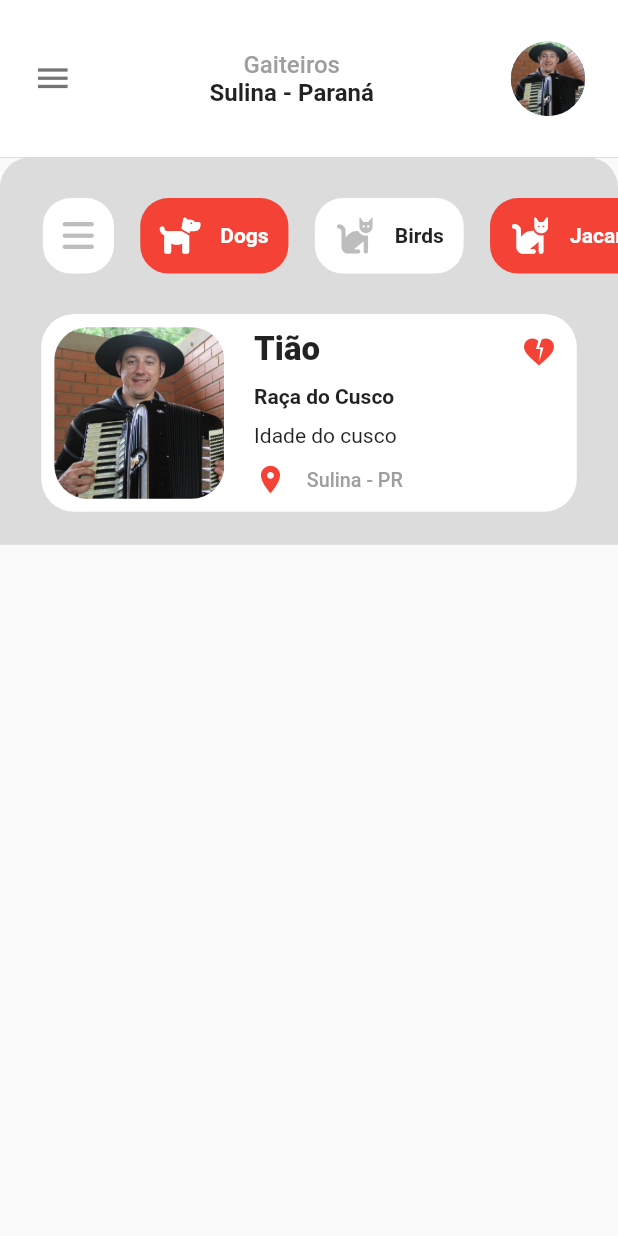
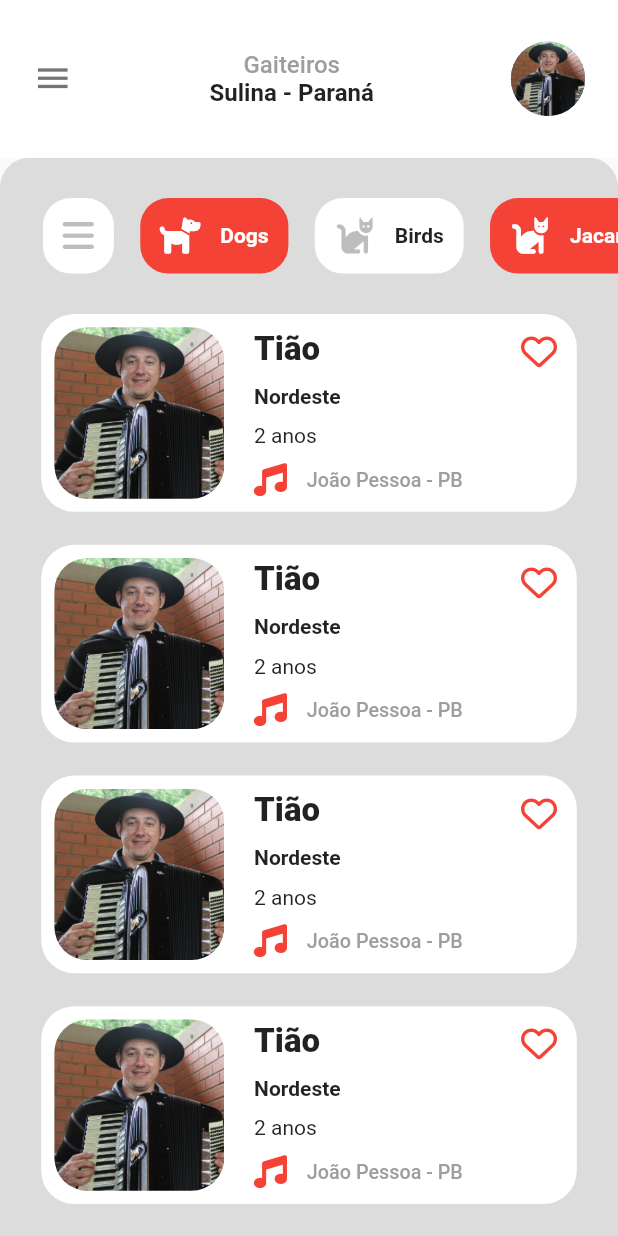
Before and after one commit to bracinho2/flutter_desafio01_interface, a Flutter app: the screen it shows after launch, on a phone screen of 412 x 824 dp. Run offline on Flutter 3.47's test engine with Material 2 defaults, Android fonts, the light colour scheme and no system bars; our stand-ins replace font_awesome_flutter.

Commit message:
Atualização da MainPage

```diff
--- a/lib/app/app_widget.dart
+++ b/lib/app/app_widget.dart
@@ -9,6 +9,9 @@
     return MaterialApp(
       theme: ThemeData(
         backgroundColor: Colors.white,
+        appBarTheme: const AppBarTheme(
+          color: Colors.white,
+        ),
       ),
       debugShowCheckedModeBanner: false,
       home: const MainPage(),
--- a/lib/app/core/data/acordeonistDummyList.dart
+++ b/lib/app/core/data/acordeonistDummyList.dart
@@ -27,4 +27,52 @@
     cidade: 'João Pessoa - PB',
     favorito: const FaIcon(FontAwesomeIcons.heart),
   ),
+  AcordeonistItem(
+    nome: 'Tião',
+    regiao: 'Nordeste',
+    experiencia: '2 anos',
+    icon: const FaIcon(FontAwesomeIcons.music),
+    cidade: 'João Pessoa - PB',
+    favorito: const FaIcon(FontAwesomeIcons.heart),
+  ),
+  AcordeonistItem(
+    nome: 'Tião',
+    regiao: 'Nordeste',
+    experiencia: '2 anos',
+    icon: const FaIcon(FontAwesomeIcons.music),
+    cidade: 'João Pessoa - PB',
+    favorito: const FaIcon(FontAwesomeIcons.heart),
+  ),
+  AcordeonistItem(
+    nome: 'Tião',
+    regiao: 'Nordeste',
+    experiencia: '2 anos',
+    icon: const FaIcon(FontAwesomeIcons.music),
+    cidade: 'João Pessoa - PB',
+    favorito: const FaIcon(FontAwesomeIcons.heart),
+  ),
+  AcordeonistItem(
+    nome: 'Tião',
+    regiao: 'Nordeste',
+    experiencia: '2 anos',
+    icon: const FaIcon(FontAwesomeIcons.music),
+    cidade: 'João Pessoa - PB',
+    favorito: const FaIcon(FontAwesomeIcons.heart),
+  ),
+  AcordeonistItem(
+    nome: 'Tião',
+    regiao: 'Nordeste',
+    experiencia: '2 anos',
+    icon: const FaIcon(FontAwesomeIcons.music),
+    cidade: 'João Pessoa - PB',
+    favorito: const FaIcon(FontAwesomeIcons.heart),
+  ),
+  AcordeonistItem(
+    nome: 'Tião',
+    regiao: 'Nordeste',
+    experiencia: '2 anos',
+    icon: const FaIcon(FontAwesomeIcons.music),
+    cidade: 'João Pessoa - PB',
+    favorito: const FaIcon(FontAwesomeIcons.heart),
+  ),
 ];
--- /dev/null
+++ b/lib/app/modules/main_page/components/custom_horizontal_menu_image.dart
@@ -0,0 +1,16 @@
+import 'package:flutter/material.dart';
+import 'package:flutter_desafio01_interface/app/core/app_resposivity.dart';
+
+class CustomVerticalMenuImage extends StatelessWidget {
+  const CustomVerticalMenuImage({Key? key}) : super(key: key);
+
+  @override
+  Widget build(BuildContext context) {
+    final mediaQueryData = MediaQuery.of(context);
+    return ClipRRect(
+      borderRadius:
+          BorderRadius.circular(Resposivity.automatic(20, mediaQueryData)),
+      child: Image.asset('assets/images/gaita.png'),
+    );
+  }
+}
--- a/lib/app/modules/main_page/components/custom_horizontal_menu_item.dart
+++ b/lib/app/modules/main_page/components/custom_horizontal_menu_item.dart
@@ -1,6 +1,5 @@
 import 'package:flutter/material.dart';
 import 'package:flutter_desafio01_interface/app/core/app_resposivity.dart';
-import 'package:flutter_desafio01_interface/app/core/data/filterDummyList.dart';
 import 'package:font_awesome_flutter/font_awesome_flutter.dart';
 
 class CustomHorizontalMenuItem extends StatelessWidget {
--- /dev/null
+++ b/lib/app/modules/main_page/components/custom_horizontal_menu_item_description.dart
@@ -0,0 +1,71 @@
+import 'package:flutter/material.dart';
+import 'package:flutter_desafio01_interface/app/core/app_resposivity.dart';
+import 'package:font_awesome_flutter/font_awesome_flutter.dart';
+
+class CustomVerticalMenuItemDescription extends StatelessWidget {
+  final String nome;
+  final String regiao;
+  final String experiencia;
+  final String cidade;
+  final FaIcon icon;
+  final FaIcon favorito;
+
+  const CustomVerticalMenuItemDescription({
+    Key? key,
+    required this.nome,
+    required this.regiao,
+    required this.experiencia,
+    required this.cidade,
+    required this.icon,
+    required this.favorito,
+  }) : super(key: key);
+
+  @override
+  Widget build(BuildContext context) {
+    final mediaQueryData = MediaQuery.of(context);
+    return Column(
+      mainAxisAlignment: MainAxisAlignment.spaceEvenly,
+      crossAxisAlignment: CrossAxisAlignment.start,
+      children: [
+        Text(
+          nome,
+          style: TextStyle(
+            fontSize: Resposivity.automatic(20, mediaQueryData),
+            fontWeight: FontWeight.w900,
+          ),
+        ),
+        Text(
+          regiao,
+          style: const TextStyle(
+            fontWeight: FontWeight.bold,
+          ),
+        ),
+        Text(
+          experiencia,
+        ),
+        Row(
+          mainAxisAlignment: MainAxisAlignment.spaceBetween,
+          crossAxisAlignment: CrossAxisAlignment.center,
+          children: [
+            FaIcon(
+              icon.icon,
+              color: Colors.red,
+              size: Resposivity.automatic(20, mediaQueryData),
+            ),
+            SizedBox(
+              width: Resposivity.automatic(12, mediaQueryData),
+            ),
+            Text(
+              cidade,
+              style: TextStyle(
+                fontSize: Resposivity.automatic(12, mediaQueryData),
+                color: Colors.grey,
+                fontWeight: FontWeight.w500,
+              ),
+            ),
+          ],
+        ),
+      ],
+    );
+  }
+}
--- a/lib/app/modules/main_page/main_page_widget.dart
+++ b/lib/app/modules/main_page/main_page_widget.dart
@@ -1,4 +1,5 @@
 import 'package:flutter/material.dart';
+import 'package:flutter_desafio01_interface/app/core/app_resposivity.dart';
 import 'package:flutter_desafio01_interface/app/modules/main_page/widgets/app_bar_main_widget.dart';
 import 'package:flutter_desafio01_interface/app/modules/main_page/components/custom_sliver_horizontal_bar.dart';
 import 'package:flutter_desafio01_interface/app/modules/main_page/components/custom_sliver_vertical_bar.dart';
```
Also changed, not shown: lib/app/modules/main_page/components/custom_sliver_vertical_bar.dart (+16 -56 lines).
